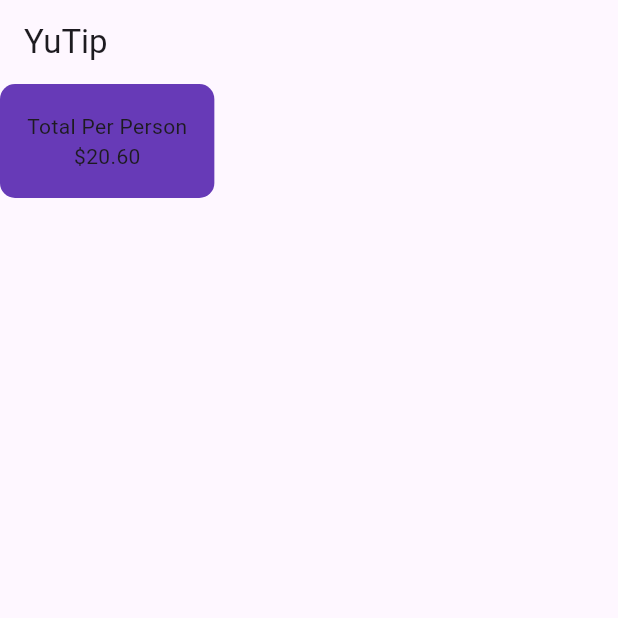
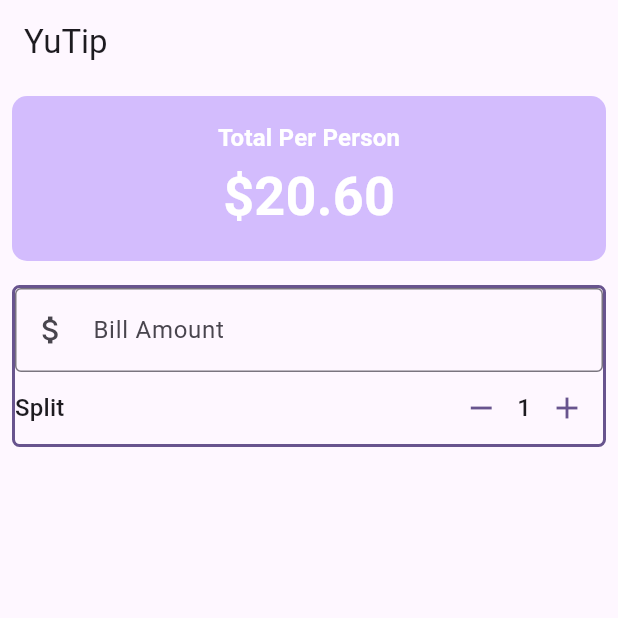
Before and after one commit to elsieoduor/tip_calculator, a Flutter app: the screen it shows after launch, on a phone screen of 412 x 824 dp, the top half of it. Run offline on Flutter 3.47's test engine with Material 3 defaults, Android fonts, the phone set to English and light mode, and no system bars.

Commit message:
Refactored main

```diff
--- a/lib/main.dart
+++ b/lib/main.dart
@@ -1,4 +1,5 @@
 import 'package:flutter/material.dart';
+import 'package:tip_calculator/widgets/person_counter.dart';
 
 void main() {
   runApp(const MyApp());
@@ -28,26 +29,91 @@ class YuTip extends StatefulWidget {
 }
 
 class _YuTipState extends State<YuTip> {
+  int _personCount = 1;
+
+  void increment() {
+    setState(() {
+      _personCount = _personCount + 1;
+    });
+  }
+
+  void decrement() {
+    setState(() {
+      if (_personCount > 0) {
+        _personCount--;
+      }
+    });
+  }
+
   @override
   Widget build(BuildContext context) {
+    var theme = Theme.of(context);
+    final style = theme.textTheme.titleMedium!.copyWith(
+        color: theme.colorScheme.onPrimary, fontWeight: FontWeight.bold);
     return Scaffold(
       appBar: AppBar(
         title: const Text('YuTip'),
       ),
       body: Column(
+        crossAxisAlignment: CrossAxisAlignment.stretch,
         children: [
-          Container(
-            padding: const EdgeInsets.all(18),
-            decoration: BoxDecoration(
-              color:Colors.deepPurple,
-              borderRadius: BorderRadius.circular(10),
-            ),
-            child:const Column(
-              children: [
-                Text('Total Per Person'),
-                Text('\$20.60')
-              ],
-            ))
+          Padding(
+            padding: const EdgeInsets.all(8.0),
+            child: Container(
+                padding: const EdgeInsets.all(16),
+                decoration: BoxDecoration(
+                  color: theme.colorScheme.inversePrimary,
+                  borderRadius: BorderRadius.circular(10),
+                ),
+                child: Column(
+                  children: [
+                    Text(
+                      'Total Per Person',
+                      style: style,
+                    ),
+                    Text(
+                      '\$20.60',
+                      style: style.copyWith(
+                          color: theme.colorScheme.onPrimary,
+                          fontSize: theme.textTheme.displaySmall?.fontSize),
+                    )
+                  ],
+                )),
+          ),
+          //Form
+          Padding(
+            padding: const EdgeInsets.all(8.0),
+            child: Container(
+                decoration: BoxDecoration(
+                  borderRadius: BorderRadius.circular(5),
+                  border:
+                      Border.all(color: theme.colorScheme.primary, width: 2),
+                ),
+                child: Column(
+                  children: [
+                    TextField(
+                      decoration: const InputDecoration(
+                        border: OutlineInputBorder(),
+                        prefixIcon: Icon(Icons.attach_money),
+                        labelText: 'Bill Amount',
+                      ),
+                      keyboardType: TextInputType.number,
+                      onChanged: (String value) {},
+                    ),
+                    //Split Bill area
+                    Row(
+                      mainAxisAlignment: MainAxisAlignment.spaceBetween,
+                      children: [
+                        Text(
+                          "Split",
+                          style: theme.textTheme.titleMedium,
+                        ),
+                        PersonCounter(theme: theme, personCount: _personCount, onDecrement: decrement, onIncrement: increment,)
+                      ],
+                    )
+                  ],
+                )),
+          )
         ],
       ),
     );
```
